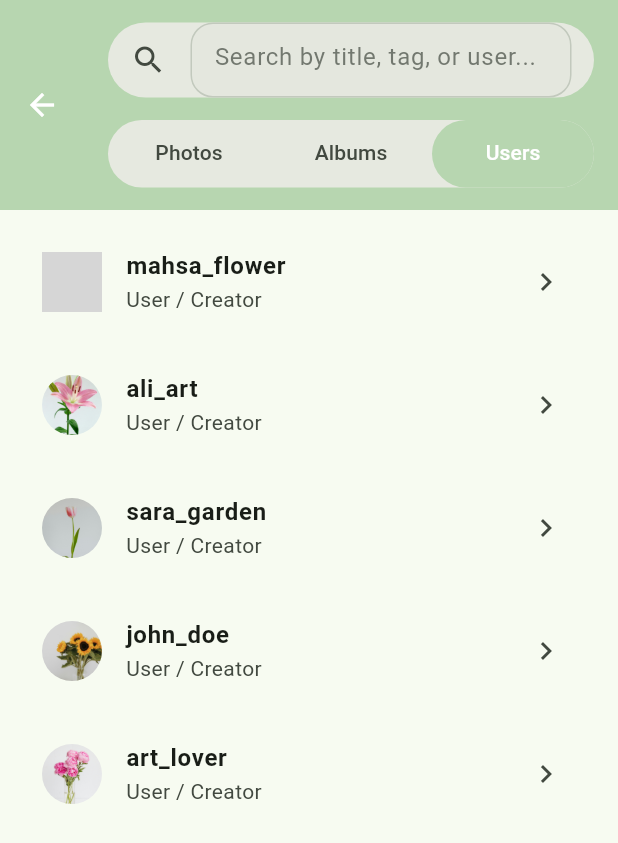
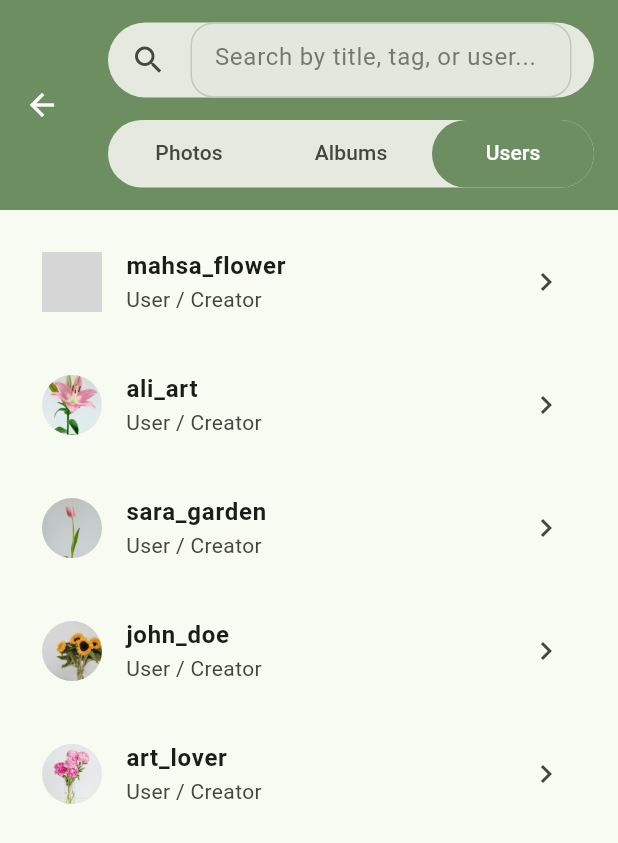
Before and after one commit to mahsaarp/Mora, a Flutter app: the SearchScreen screen opened directly, tab 3 chosen, on a phone screen of 412 x 824 dp. Shown: the top 843 px of the screen. Run offline on Flutter 3.47's test engine with Material 3 defaults, Android fonts, the phone set to English and light mode, and no system bars; our stand-ins replace image_picker; grey boxes are pictures that could not be loaded.

Commit message:
fixed a bug

```diff
--- a/frontend/lib/main.dart
+++ b/frontend/lib/main.dart
@@ -2,7 +2,7 @@ import 'package:flutter/material.dart';
 import 'package:mora/screens/splash_screen.dart';
 
 ValueNotifier<ThemeMode> themeNotifier = ValueNotifier(ThemeMode.light);
-ValueNotifier<Color> themeColorNotifier = ValueNotifier(const Color(0xFFB7D6B0));
+ValueNotifier<Color> themeColorNotifier = ValueNotifier(const Color(0xFF6C8E61));
 
 void main() {
   runApp(const MyApp());
```
